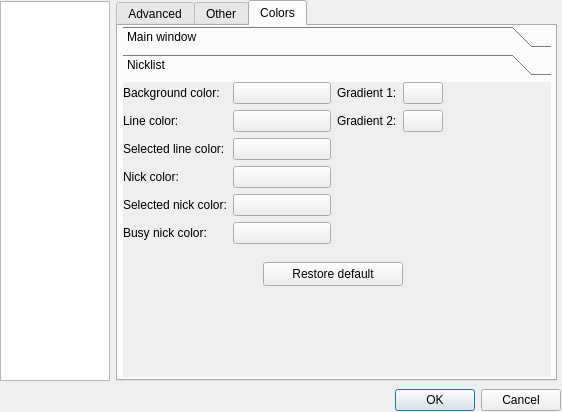
Old version of the form ui/options.ui in the repository gitter-badger/simplechatclient.
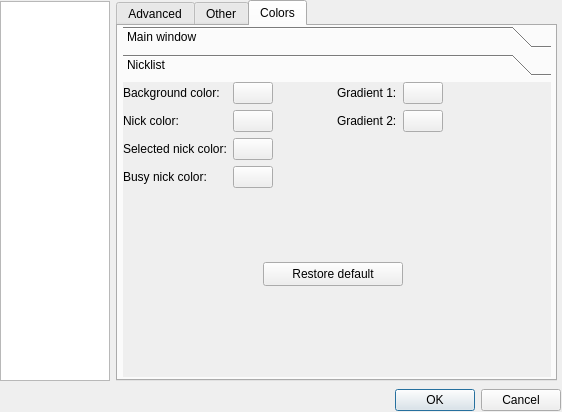
New version of the form. The open tabs and pages were chosen to show the change. Icons and pictures are not drawn.

```diff
--- a/ui/options.ui
+++ b/ui/options.ui
@@ -769,8 +769,8 @@
                 <rect>
                  <x>0</x>
                  <y>0</y>
-                 <width>98</width>
-                 <height>28</height>
+                 <width>418</width>
+                 <height>287</height>
                 </rect>
                </property>
                <attribute name="label">
@@ -788,6 +788,9 @@
                 <layout class="QHBoxLayout" name="horizontalLayout_4">
                  <item>
                   <layout class="QFormLayout" name="formLayout_4">
+                   <property name="fieldGrowthPolicy">
+                    <enum>QFormLayout::ExpandingFieldsGrow</enum>
+                   </property>
                    <item row="0" column="0">
                     <widget class="QLabel" name="label_nicklist_background_color">
                      <property name="text">
@@ -809,53 +812,13 @@
                     </widget>
                    </item>
                    <item row="1" column="0">
-                    <widget class="QLabel" name="label_nicklist_line_color">
-                     <property name="text">
-                      <string>Line color:</string>
-                     </property>
-                    </widget>
-                   </item>
-                   <item row="1" column="1">
-                    <widget class="QPushButton" name="pushButton_nicklist_line_color">
-                     <property name="text">
-                      <string/>
-                     </property>
-                     <property name="iconSize">
-                      <size>
-                       <width>50</width>
-                       <height>15</height>
-                      </size>
-                     </property>
-                    </widget>
-                   </item>
-                   <item row="2" column="0">
-                    <widget class="QLabel" name="label_nicklist_selected_line_color">
-                     <property name="text">
-                      <string>Selected line color:</string>
-                     </property>
-                    </widget>
-                   </item>
-                   <item row="2" column="1">
-                    <widget class="QPushButton" name="pushButton_nicklist_selected_line_color">
-                     <property name="text">
-                      <string/>
-                     </property>
-                     <property name="iconSize">
-                      <size>
-                       <width>50</width>
-                       <height>15</height>
-                      </size>
-                     </property>
-                    </widget>
-                   </item>
-                   <item row="3" column="0">
                     <widget class="QLabel" name="label_nicklist_nick_color">
                      <property name="text">
                       <string>Nick color:</string>
                      </property>
                     </widget>
                    </item>
-                   <item row="3" column="1">
+                   <item row="1" column="1">
                     <widget class="QPushButton" name="pushButton_nicklist_nick_color">
                      <property name="text">
                       <string/>
@@ -868,14 +831,14 @@
                      </property>
                     </widget>
                    </item>
-                   <item row="4" column="0">
+                   <item row="2" column="0">
                     <widget class="QLabel" name="label_nicklist_selected_nick_color">
                      <property name="text">
                       <string>Selected nick color:</string>
                      </property>
                     </widget>
                    </item>
-                   <item row="4" column="1">
+                   <item row="2" column="1">
                     <widget class="QPushButton" name="pushButton_nicklist_selected_nick_color">
                      <property name="text">
                       <string/>
@@ -888,14 +851,14 @@
                      </property>
                     </widget>
                    </item>
-                   <item row="5" column="0">
+                   <item row="3" column="0">
                     <widget class="QLabel" name="label_nicklist_busy_nick_color">
                      <property name="text">
                       <string>Busy nick color:</string>
                      </property>
                     </widget>
                    </item>
-                   <item row="5" column="1">
+                   <item row="3" column="1">
                     <widget class="QPushButton" name="pushButton_nicklist_busy_nick_color">
                      <property name="text">
                       <string/>
```
Left out of the diff: 10 changed lines with no effect on the pictures.
